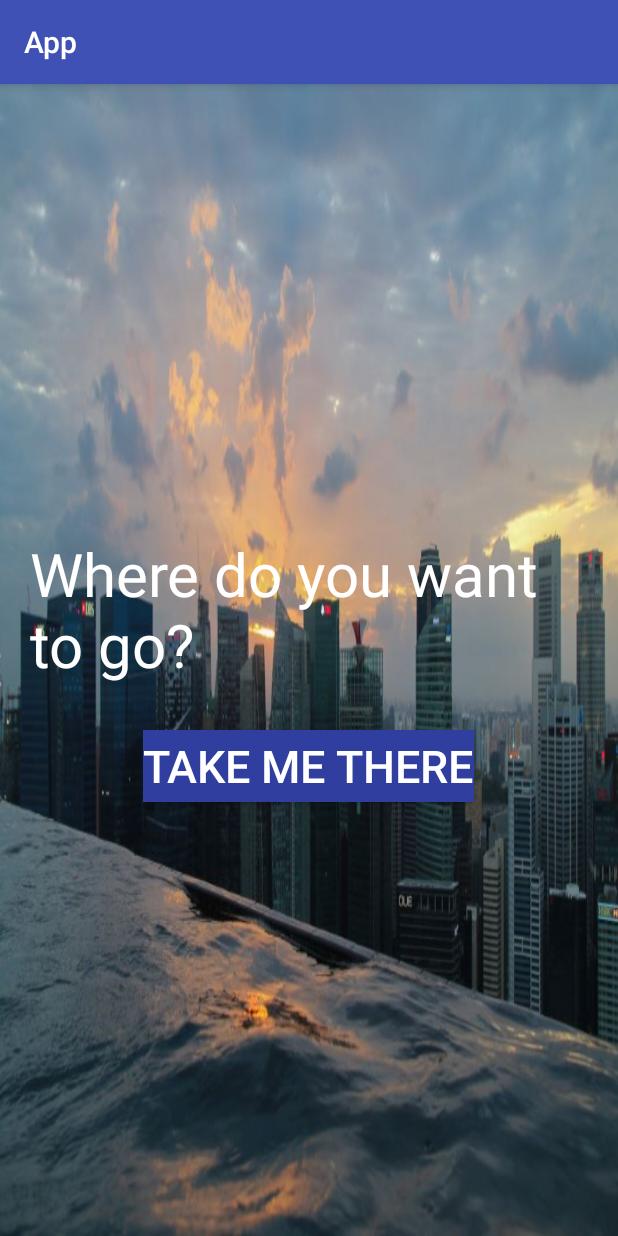
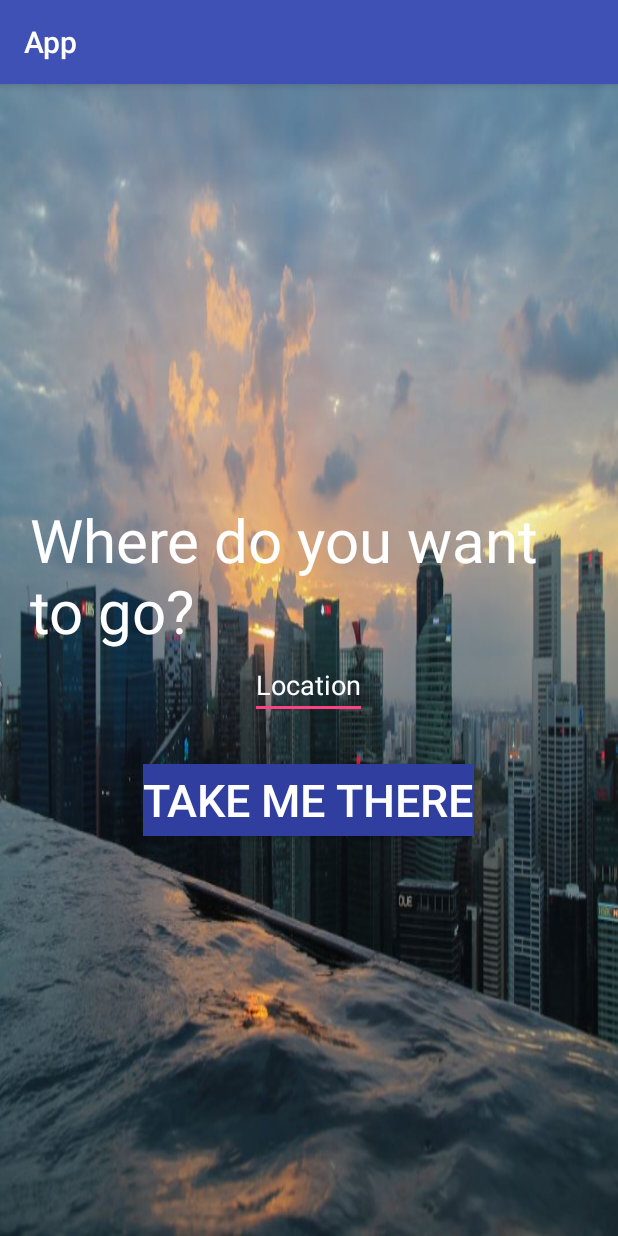
Before and after one commit to AudreyBeard/VirtuvisoR, an Android app: the screen it shows after launch (MainActivity), on a phone screen of 412 x 824 dp. Run offline under Robolectric (Android 15) with nearby library versions, the phone set to English and light mode, and no system bars.

Commit message:
added edit text

```diff
--- a/app/src/main/res/layout/activity_main.xml
+++ b/app/src/main/res/layout/activity_main.xml
@@ -20,6 +20,16 @@
         android:layout_marginTop="40dp"
          />
 
+    <EditText
+        android:id="@+id/editText"
+        android:layout_width="78dp"
+        android:layout_height="wrap_content"
+        android:ems="10"
+        android:inputType="textPersonName"
+        android:text="Location"
+        android:textColor="@color/white" />
+
+
     <Button
         android:layout_marginTop="30dp"
         android:id="@+id/button"
```
